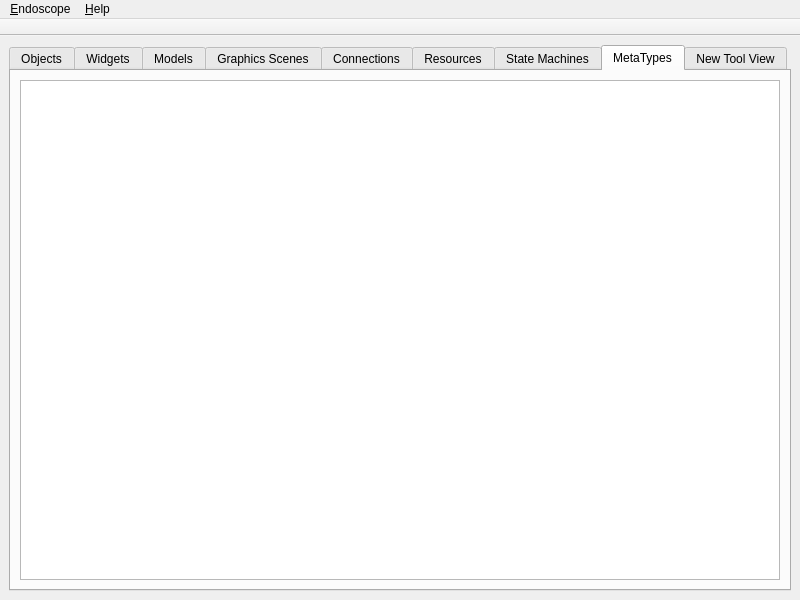
Before: the Qt Designer form mainwindow.ui in KDAB/GammaRay, drawn with Qt 5.
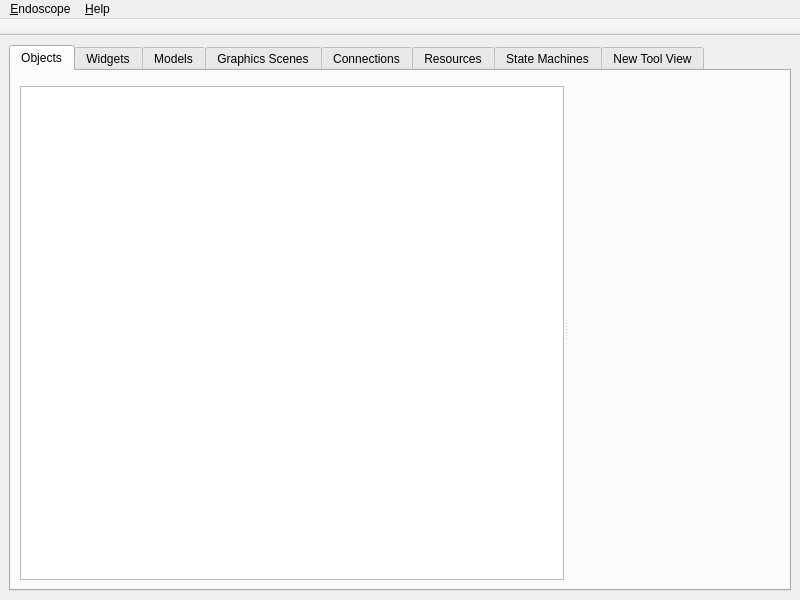
After: the same form once the commit is applied. The open tabs and pages were chosen to show the change. Custom widgets are drawn as their Qt base class.

Commit message: Extract the meta type browser.

What changed in the file:
```diff
--- a/mainwindow.ui
+++ b/mainwindow.ui
@@ -262,16 +262,6 @@
         </item>
        </layout>
       </widget>
-      <widget class="QWidget" name="tab_9">
-       <attribute name="title">
-        <string>MetaTypes</string>
-       </attribute>
-       <layout class="QHBoxLayout" name="horizontalLayout_6">
-        <item>
-         <widget class="QTreeView" name="metaTypeView"/>
-        </item>
-       </layout>
-      </widget>
       <widget class="QWidget" name="widget">
        <attribute name="title">
         <string>New Tool View</string>
```
The commit also changes 8 other files.
